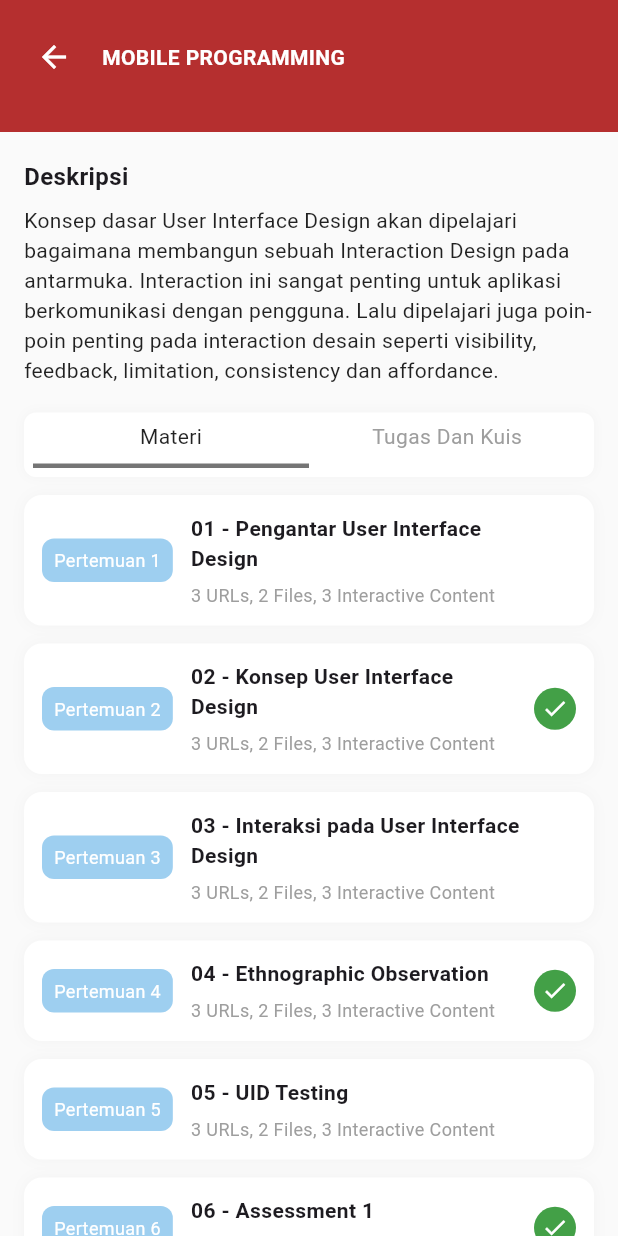
After one commit to putritia10/apk_cejoe_lms, a Flutter app: the screen it shows after launch, after a tap on "Log In", after a tap on "MOBILE PROGRAMMING", on a phone screen of 412 x 824 dp. The commit adds this screen. Run offline on Flutter 3.47's test engine with Material 3 defaults, Android fonts, the phone set to English and light mode, and no system bars.

Commit message:
menambahkan course_detail di lib screen

```diff
--- /dev/null
+++ b/lib/screens/course_detail_page.dart
@@ -0,0 +1,225 @@
+import 'package:flutter/material.dart';
+import 'session_detail_page.dart';
+
+class CourseDetailPage extends StatefulWidget {
+  final String title;
+  final String code;
+
+  const CourseDetailPage({Key? key, required this.title, required this.code}) : super(key: key);
+
+  @override
+  State<CourseDetailPage> createState() => _CourseDetailPageState();
+}
+
+class _CourseDetailPageState extends State<CourseDetailPage> {
+  int _selectedTab = 0;
+
+  final List<Map<String, dynamic>> _sessions = List.generate(6, (i) => {
+    'label': 'Pertemuan ${i + 1}',
+    'title': '${(i + 1).toString().padLeft(2, '0')} - ${[
+      'Pengantar User Interface Design',
+      'Konsep User Interface Design',
+      'Interaksi pada User Interface Design',
+      'Ethnographic Observation',
+      'UID Testing',
+      'Assessment 1'
+    ][i]}',
+    'meta': '3 URLs, 2 Files, 3 Interactive Content',
+    'done': i % 2 == 1,
+  });
+
+  final List<Map<String, dynamic>> _tasks = [
+    {'title': 'Latihan 1: Observasi UI', 'due': '20 Jan', 'done': false},
+    {'title': 'Kuis: Pengantar UI', 'due': '25 Jan', 'done': false},
+  ];
+  @override
+  Widget build(BuildContext context) {
+    final Color primary = const Color(0xFFB52F2F);
+
+    return Scaffold(
+      backgroundColor: Colors.grey[50],
+      body: Column(
+        children: [
+          // header area with color
+          Container(
+            color: primary,
+            padding: const EdgeInsets.only(bottom: 12),
+            child: SafeArea(
+              bottom: false,
+              child: Padding(
+                padding: const EdgeInsets.symmetric(horizontal: 12.0, vertical: 14),
+                child: Row(
+                  children: [
+                    IconButton(
+                      icon: const Icon(Icons.arrow_back, color: Colors.white),
+                      onPressed: () => Navigator.of(context).pop(),
+                    ),
+                    const SizedBox(width: 8),
+                    Expanded(
+                      child: Text(widget.title, style: const TextStyle(color: Colors.white, fontWeight: FontWeight.bold, fontSize: 14)),
+                    ),
+                  ],
+                ),
+              ),
+            ),
+          ),
+
+          // content
+          Expanded(
+            child: SingleChildScrollView(
+              padding: const EdgeInsets.symmetric(horizontal: 16, vertical: 18),
+              child: Column(
+                crossAxisAlignment: CrossAxisAlignment.stretch,
+                children: [
+                  const Text('Deskripsi', style: TextStyle(fontWeight: FontWeight.bold, fontSize: 16)),
+                  const SizedBox(height: 8),
+                  const Text(
+                    'Konsep dasar User Interface Design akan dipelajari bagaimana membangun sebuah Interaction Design pada antarmuka. Interaction ini sangat penting untuk aplikasi berkomunikasi dengan pengguna. Lalu dipelajari juga poin-poin penting pada interaction desain seperti visibility, feedback, limitation, consistency dan affordance.',
+                    style: TextStyle(color: Colors.black87),
+                  ),
+
+                  const SizedBox(height: 18),
+
+                  // tabs
+                  Container(
+                    padding: const EdgeInsets.symmetric(horizontal: 6, vertical: 6),
+                    decoration: BoxDecoration(color: Colors.white, borderRadius: BorderRadius.circular(8), boxShadow: [BoxShadow(color: Color.fromRGBO(0,0,0,0.03), blurRadius: 6)]),
+                    child: Row(
+                      children: [
+                        Expanded(
+                          child: GestureDetector(
+                            onTap: () => setState(() => _selectedTab = 0),
+                            child: Column(
+                              children: [
+                                Text('Materi', style: TextStyle(color: _selectedTab == 0 ? Colors.black87 : Colors.grey)),
+                                const SizedBox(height: 8),
+                                Container(height: 3, color: _selectedTab == 0 ? Colors.black54 : Colors.transparent),
+                              ],
+                            ),
+                          ),
+                        ),
+                        Expanded(
+                          child: GestureDetector(
+                            onTap: () => setState(() => _selectedTab = 1),
+                            child: Column(
+                              children: [
+                                Text('Tugas Dan Kuis', style: TextStyle(color: _selectedTab == 1 ? Colors.black87 : Colors.grey)),
+                                const SizedBox(height: 8),
+                                Container(height: 3, color: _selectedTab == 1 ? Colors.black54 : Colors.transparent),
+                              ],
+                            ),
+                          ),
+                        ),
+                      ],
+                    ),
+                  ),
+
+                  const SizedBox(height: 12),
+
+                  if (_selectedTab == 0) ..._sessions.map((s) => _buildSessionItem(s)),
+                  if (_selectedTab == 1) ..._tasks.map((t) => _buildTaskItem(t)),
+
+                  const SizedBox(height: 40),
+                ],
+              ),
+            ),
+          ),
+        ],
+      ),
+    );
+  }
+
+  Widget _buildSessionItem(Map<String, dynamic> s) {
+    return Padding(
+      padding: const EdgeInsets.only(bottom: 12.0),
+      child: InkWell(
+        borderRadius: BorderRadius.circular(12),
+        onTap: () {
+          Navigator.of(context).push(MaterialPageRoute(builder: (_) => SessionDetailPage(
+            label: s['label'] as String,
+            title: s['title'] as String,
+            meta: s['meta'] as String,
+          )));
+        },
+        child: Container(
+          padding: const EdgeInsets.symmetric(horizontal: 12, vertical: 12),
+          decoration: BoxDecoration(
+            color: Colors.white,
+            borderRadius: BorderRadius.circular(12),
+            boxShadow: [BoxShadow(color: Color.fromRGBO(0,0,0,0.03), blurRadius: 8)],
+          ),
+          child: Row(
+            children: [
+              Container(
+                padding: const EdgeInsets.symmetric(horizontal: 8, vertical: 6),
+                decoration: BoxDecoration(color: const Color(0xFF9ECFF0), borderRadius: BorderRadius.circular(8)),
+                child: Text(s['label'] as String, style: const TextStyle(color: Colors.white, fontSize: 12)),
+              ),
+              const SizedBox(width: 12),
+              Expanded(
+                child: Column(
+                  crossAxisAlignment: CrossAxisAlignment.start,
+                  children: [
+                    Text(s['title'] as String, style: const TextStyle(fontWeight: FontWeight.bold)),
+                    const SizedBox(height: 6),
+                    Text(s['meta'] as String, style: const TextStyle(color: Colors.grey, fontSize: 12)),
+                  ],
+                ),
+              ),
+              const SizedBox(width: 8),
+              if (s['done'] == true)
+                Container(
+                  width: 28,
+                  height: 28,
+                  decoration: BoxDecoration(color: Colors.green[600], shape: BoxShape.circle),
+                  child: const Icon(Icons.check, color: Colors.white, size: 18),
+                )
+              else
+                const SizedBox(width: 28, height: 28),
+            ],
+          ),
+        ),
+      ),
+    );
+  }
+
+  Widget _buildTaskItem(Map<String, dynamic> t) {
+    return Padding(
+      padding: const EdgeInsets.only(bottom: 12.0),
+      child: Container(
+        padding: const EdgeInsets.symmetric(horizontal: 12, vertical: 12),
+        decoration: BoxDecoration(
+          color: Colors.white,
+          borderRadius: BorderRadius.circular(12),
+          boxShadow: [BoxShadow(color: Color.fromRGBO(0,0,0,0.03), blurRadius: 8)],
+        ),
+        child: Row(
+          children: [
+            Container(
+              width: 40,
+              height: 40,
+              decoration: BoxDecoration(color: Colors.grey[100], borderRadius: BorderRadius.circular(10)),
+              child: const Icon(Icons.assignment, color: Colors.grey),
+            ),
+            const SizedBox(width: 12),
+            Expanded(child: Text(t['title'] as String, style: const TextStyle(fontWeight: FontWeight.w500))),
+            const SizedBox(width: 8),
+            Column(
+              crossAxisAlignment: CrossAxisAlignment.end,
+              children: [
+                Text(t['due'] as String, style: const TextStyle(color: Colors.grey, fontSize: 12)),
+                const SizedBox(height: 6),
+                Container(
+                  width: 28,
+                  height: 28,
+                  decoration: BoxDecoration(color: (t['done'] as bool) ? Colors.green[600] : Colors.grey[300], shape: BoxShape.circle),
+                  child: Icon((t['done'] as bool) ? Icons.check : Icons.hourglass_empty, color: (t['done'] as bool) ? Colors.white : Colors.grey[700], size: 16),
+                )
+              ],
+            )
+          ],
+        ),
+      ),
+    );
+  }
+}
--- a/lib/screens/home_page.dart
+++ b/lib/screens/home_page.dart
@@ -1,5 +1,6 @@
 import 'package:flutter/material.dart';
 import 'profile_page.dart';
+import 'course_detail_page.dart';
 
 class HomePage extends StatefulWidget {
   const HomePage({Key? key}) : super(key: key);
@@ -40,6 +41,12 @@ class _HomePageState extends State<HomePage> {
                         code: _sampleCourses[index]['code']!,
                         imageAsset: _sampleCourses[index]['image']!,
                         progress: _sampleCourses[index]['progress']!,
+                        onTap: () {
+                          Navigator.of(context).push(MaterialPageRoute(builder: (_) => CourseDetailPage(
+                            title: _sampleCourses[index]['title']!,
+                            code: _sampleCourses[index]['code']!,
+                          )));
+                        },
                       ),
                       childCount: _sampleCourses.length,
                     ),
@@ -111,7 +118,7 @@ class _HomePageState extends State<HomePage> {
             decoration: BoxDecoration(
               color: Colors.white,
               borderRadius: BorderRadius.circular(8),
-              boxShadow: [BoxShadow(color: Colors.black.withOpacity(0.03), blurRadius: 8)],
+              boxShadow: [BoxShadow(color: Color.fromRGBO(0,0,0,0.03), blurRadius: 8)],
             ),
             child: Column(
               crossAxisAlignment: CrossAxisAlignment.start,
@@ -164,7 +171,7 @@ class _HomePageState extends State<HomePage> {
             decoration: BoxDecoration(
               color: Colors.white,
               borderRadius: BorderRadius.circular(8),
-              boxShadow: [BoxShadow(color: Colors.black.withOpacity(0.03), blurRadius: 8)],
+              boxShadow: [BoxShadow(color: Color.fromRGBO(0,0,0,0.03), blurRadius: 8)],
             ),
             child: Column(
               children: [
@@ -216,18 +223,22 @@ class CourseProgressItem extends StatelessWidget {
   final String code;
   final String imageAsset;
   final double progress; // 0..1
+  final VoidCallback? onTap;
 
-  const CourseProgressItem({Key? key, required this.title, required this.code, required this.imageAsset, required this.progress}) : super(key: key);
+  const CourseProgressItem({Key? key, required this.title, required this.code, required this.imageAsset, required this.progress, this.onTap}) : super(key: key);
 
   @override
   Widget build(BuildContext context) {
     return Padding(
       padding: const EdgeInsets.symmetric(horizontal: 16, vertical: 8),
+      child: InkWell(
+        onTap: onTap,
+        borderRadius: BorderRadius.circular(8),
         child: Container(
           decoration: BoxDecoration(
             color: Colors.white,
             borderRadius: BorderRadius.circular(8),
-          boxShadow: [BoxShadow(color: Colors.black.withOpacity(0.03), blurRadius: 6)],
+            boxShadow: [BoxShadow(color: Color.fromRGBO(0,0,0,0.03), blurRadius: 6)],
           ),
           child: Row(
             children: [
@@ -261,6 +272,7 @@ class CourseProgressItem extends StatelessWidget {
             ],
           ),
         ),
+      ),
     );
   }
 }
--- a/lib/screens/login_page.dart
+++ b/lib/screens/login_page.dart
@@ -49,7 +49,7 @@ class _LoginPageState extends State<LoginPage> {
                     shape: BoxShape.circle,
                     boxShadow: [
                       BoxShadow(
-                        color: Colors.black.withOpacity(0.15),
+                        color: Color.fromRGBO(0,0,0,0.15),
                         blurRadius: 8,
                         offset: Offset(0, 4),
                       )
@@ -74,7 +74,7 @@ class _LoginPageState extends State<LoginPage> {
                     borderRadius: BorderRadius.circular(8),
                     boxShadow: [
                       BoxShadow(
-                        color: Colors.black.withOpacity(0.06),
+                        color: Color.fromRGBO(0,0,0,0.06),
                         blurRadius: 12,
                         offset: Offset(0, 6),
                       )
@@ -156,7 +156,7 @@ class _LoginPageState extends State<LoginPage> {
                   clipper: _BottomWaveClipper(),
                   child: Container(
                     height: size.height * 0.18,
-                    color: primary.withOpacity(0.95),
+                    color: Color.fromRGBO(181,47,47,0.95),
                   ),
                 ),
               ),
--- a/lib/screens/profile_page.dart
+++ b/lib/screens/profile_page.dart
@@ -150,7 +150,7 @@ class _ProfileContentState extends State<ProfileContent> {
                     decoration: BoxDecoration(
                       color: Colors.white,
                       shape: BoxShape.circle,
-                      boxShadow: [BoxShadow(color: Colors.black.withOpacity(0.12), blurRadius: 8)],
+                      boxShadow: [BoxShadow(color: Color.fromRGBO(0,0,0,0.12), blurRadius: 8)],
                     ),
                     child: CircleAvatar(
                       radius: 56,
@@ -171,7 +171,7 @@ class _ProfileContentState extends State<ProfileContent> {
                     decoration: BoxDecoration(
                       color: Colors.white,
                       borderRadius: BorderRadius.circular(8),
-                      boxShadow: [BoxShadow(color: Colors.black.withOpacity(0.06), blurRadius: 12)],
+                      boxShadow: [BoxShadow(color: Color.fromRGBO(0,0,0,0.06), blurRadius: 12)],
                     ),
                     child: Column(
                       children: [
```
Also changed, not shown: lib/screens/session_detail_page.dart (added, +55 -0 lines). Lines whose indentation alone changed are shown as unchanged.
